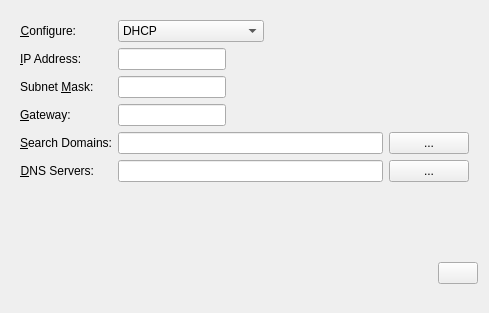
Before: the Qt Designer form libs/ui/ipv4.ui in netrunner-debian-kde-extras/networkmanagement, drawn with Qt 5.
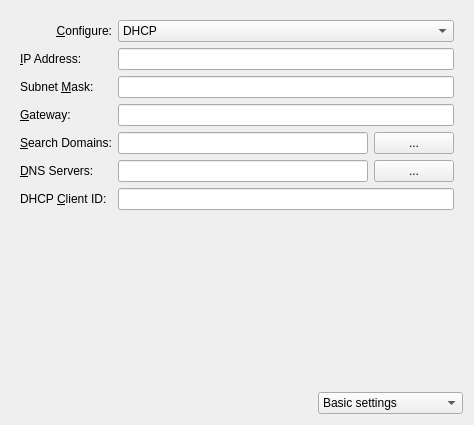
After: the same form once the commit is applied. Custom widgets are drawn as their Qt base class.

Diff of the .ui file:
```diff
--- a/libs/ui/ipv4.ui
+++ b/libs/ui/ipv4.ui
@@ -6,8 +6,8 @@
    <rect>
     <x>0</x>
     <y>0</y>
-    <width>489</width>
-    <height>313</height>
+    <width>434</width>
+    <height>425</height>
    </rect>
   </property>
   <property name="windowTitle">
@@ -16,16 +16,15 @@
   <property name="toolTip">
    <string extracomment="Advanced IP settings"/>
   </property>
+  <layout class="QVBoxLayout" name="verticalLayout_2">
+   <item>
+    <widget class="QStackedWidget" name="stackedWidget">
+     <property name="currentIndex">
+      <number>0</number>
+     </property>
+     <widget class="QWidget" name="pageBasicSettings">
   <layout class="QGridLayout" name="gridLayout">
    <item row="0" column="0">
-    <layout class="QVBoxLayout" name="verticalLayout">
-     <item>
-      <widget class="QWidget" name="basicSettingsWidget" native="true">
-       <layout class="QFormLayout" name="formLayout">
-        <property name="fieldGrowthPolicy">
-         <enum>QFormLayout::ExpandingFieldsGrow</enum>
-        </property>
-        <item row="0" column="0">
          <widget class="QLabel" name="label">
           <property name="text">
            <string>&amp;Configure:</string>
@@ -67,7 +66,7 @@
           </item>
          </widget>
         </item>
-        <item row="2" column="0">
+       <item row="1" column="0">
          <widget class="QLabel" name="addressLabel">
           <property name="text">
            <string>&amp;IP Address:</string>
@@ -77,7 +76,7 @@
           </property>
          </widget>
         </item>
-        <item row="2" column="1">
+       <item row="1" column="1">
          <widget class="KLineEdit" name="address">
           <property name="sizePolicy">
            <sizepolicy hsizetype="Minimum" vsizetype="Fixed">
@@ -90,7 +89,7 @@
           </property>
          </widget>
         </item>
-        <item row="4" column="0">
+       <item row="2" column="0">
          <widget class="QLabel" name="netMaskLabel">
           <property name="text">
            <string>Subnet &amp;Mask:</string>
@@ -100,7 +99,7 @@
           </property>
          </widget>
         </item>
-        <item row="4" column="1">
+       <item row="2" column="1">
          <widget class="KLineEdit" name="netMask">
           <property name="sizePolicy">
            <sizepolicy hsizetype="Minimum" vsizetype="Fixed">
@@ -113,7 +112,7 @@
           </property>
          </widget>
         </item>
-        <item row="6" column="0">
+       <item row="3" column="0">
          <widget class="QLabel" name="gatewayLabel">
           <property name="text">
            <string>&amp;Gateway:</string>
@@ -123,7 +122,7 @@
           </property>
          </widget>
         </item>
-        <item row="6" column="1">
+       <item row="3" column="1">
          <widget class="KLineEdit" name="gateway">
           <property name="sizePolicy">
            <sizepolicy hsizetype="Minimum" vsizetype="Fixed">
@@ -136,20 +135,38 @@
           </property>
          </widget>
         </item>
-        <item row="7" column="0">
+       <item row="4" column="0">
          <widget class="QLabel" name="dnsSearchLabel">
           <property name="text">
            <string>&amp;Search Domains:</string>
           </property>
-          <property name="alignment">
-           <set>Qt::AlignRight|Qt::AlignTrailing|Qt::AlignVCenter</set>
-          </property>
           <property name="buddy">
            <cstring>dnsSearch</cstring>
           </property>
          </widget>
         </item>
-        <item row="8" column="0">
+       <item row="4" column="1">
+        <layout class="QHBoxLayout" name="horizontalLayout_5">
+         <item>
+          <widget class="KLineEdit" name="dnsSearch">
+           <property name="minimumSize">
+            <size>
+             <width>250</width>
+             <height>0</height>
+            </size>
+           </property>
+          </widget>
+         </item>
+         <item>
+          <widget class="KPushButton" name="dnsSearchMorePushButton">
+           <property name="text">
+            <string>...</string>
+           </property>
+          </widget>
+         </item>
+        </layout>
+       </item>
+       <item row="5" column="0">
          <widget class="QLabel" name="dnsLabel">
           <property name="text">
            <string>&amp;DNS Servers:</string>
@@ -157,15 +174,12 @@
           <property name="textFormat">
            <enum>Qt::AutoText</enum>
           </property>
-          <property name="alignment">
-           <set>Qt::AlignRight|Qt::AlignTrailing|Qt::AlignVCenter</set>
-          </property>
           <property name="buddy">
            <cstring>dns</cstring>
           </property>
          </widget>
         </item>
-        <item row="8" column="1">
+       <item row="5" column="1">
          <layout class="QHBoxLayout" name="horizontalLayout_2">
           <item>
            <widget class="KLineEdit" name="dns">
@@ -195,34 +209,7 @@
           </item>
          </layout>
         </item>
-        <item row="7" column="1">
-         <layout class="QHBoxLayout" name="horizontalLayout_5">
-          <item>
-           <widget class="KLineEdit" name="dnsSearch">
-            <property name="minimumSize">
-             <size>
-              <width>250</width>
-              <height>0</height>
-             </size>
-            </property>
-           </widget>
-          </item>
-          <item>
-           <widget class="KPushButton" name="dnsSearchMorePushButton">
-            <property name="text">
-             <string>...</string>
-            </property>
-           </widget>
-          </item>
-         </layout>
-        </item>
-       </layout>
-      </widget>
-     </item>
-     <item>
-      <widget class="IpV4AdvancedWidget" name="advancedSettings" native="true"/>
-     </item>
-     <item>
+       <item row="7" column="0">
       <spacer name="verticalSpacer_2">
        <property name="orientation">
         <enum>Qt::Vertical</enum>
@@ -233,10 +220,84 @@
        <property name="sizeHint" stdset="0">
         <size>
          <width>20</width>
-         <height>7</height>
+           <height>299</height>
         </size>
        </property>
       </spacer>
+       </item>
+       <item row="6" column="1">
+        <widget class="KLineEdit" name="dhcpClientId"/>
+       </item>
+       <item row="6" column="0">
+        <widget class="QLabel" name="labelDhcpClientId">
+         <property name="text">
+          <string>DHCP &amp;Client ID:</string>
+         </property>
+         <property name="buddy">
+          <cstring>dhcpClientId</cstring>
+         </property>
+        </widget>
+       </item>
+      </layout>
+     </widget>
+     <widget class="QWidget" name="pageAdditionalAddresses">
+      <layout class="QVBoxLayout" name="verticalLayout">
+       <item>
+        <widget class="IpV4AdvancedWidget" name="advancedSettings" native="true"/>
+       </item>
+       <item>
+        <spacer name="verticalSpacer_3">
+         <property name="orientation">
+          <enum>Qt::Vertical</enum>
+         </property>
+         <property name="sizeHint" stdset="0">
+          <size>
+           <width>20</width>
+           <height>40</height>
+          </size>
+         </property>
+        </spacer>
+       </item>
+      </layout>
+     </widget>
+     <widget class="QWidget" name="pageRoutes">
+      <layout class="QVBoxLayout" name="verticalLayout_3">
+       <item>
+        <widget class="QCheckBox" name="cbIgnoreAutoRoutes">
+         <property name="toolTip">
+          <string>If checked, only manually configured routes will be used</string>
+         </property>
+         <property name="text">
+          <string>Ignore &amp;automatically obtained routes</string>
+         </property>
+        </widget>
+       </item>
+       <item>
+        <widget class="QCheckBox" name="cbNeverDefault">
+         <property name="toolTip">
+          <string>Determines whether this connection should receive the default route</string>
+         </property>
+         <property name="text">
+          <string>Use &amp;only for resources on this connection</string>
+         </property>
+        </widget>
+       </item>
+       <item>
+        <spacer name="verticalSpacer">
+         <property name="orientation">
+          <enum>Qt::Vertical</enum>
+         </property>
+         <property name="sizeHint" stdset="0">
+          <size>
+           <width>20</width>
+           <height>318</height>
+          </size>
+         </property>
+        </spacer>
+       </item>
+      </layout>
+     </widget>
+    </widget>
      </item>
      <item>
       <layout class="QHBoxLayout" name="horizontalLayout">
@@ -254,29 +315,23 @@
         </spacer>
        </item>
        <item>
-        <widget class="KPushButton" name="pushButtonSettingsMode">
+      <widget class="QComboBox" name="cmbSettingsMode">
+       <item>
          <property name="text">
-          <string/>
-         </property>
-        </widget>
-       </item>
-      </layout>
-     </item>
-     <item>
-      <spacer name="verticalSpacer">
-       <property name="orientation">
-        <enum>Qt::Vertical</enum>
-       </property>
-       <property name="sizeType">
-        <enum>QSizePolicy::Fixed</enum>
-       </property>
-       <property name="sizeHint" stdset="0">
-        <size>
-         <width>20</width>
-         <height>18</height>
-        </size>
-       </property>
-      </spacer>
+         <string>Basic settings</string>
+        </property>
+       </item>
+       <item>
+        <property name="text">
+         <string>Additional addresses</string>
+        </property>
+       </item>
+       <item>
+        <property name="text">
+         <string>Routes</string>
+        </property>
+       </item>
+      </widget>
      </item>
     </layout>
    </item>
```
Left out of the diff: 20 changed lines with no effect on the pictures. Lines whose indentation alone changed are shown as unchanged.
